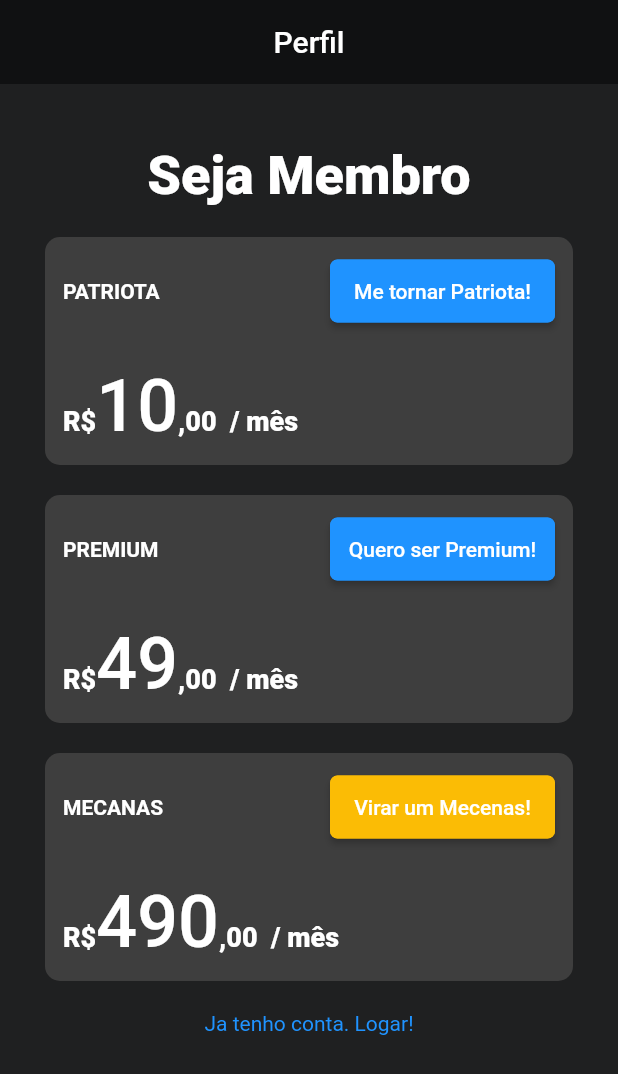
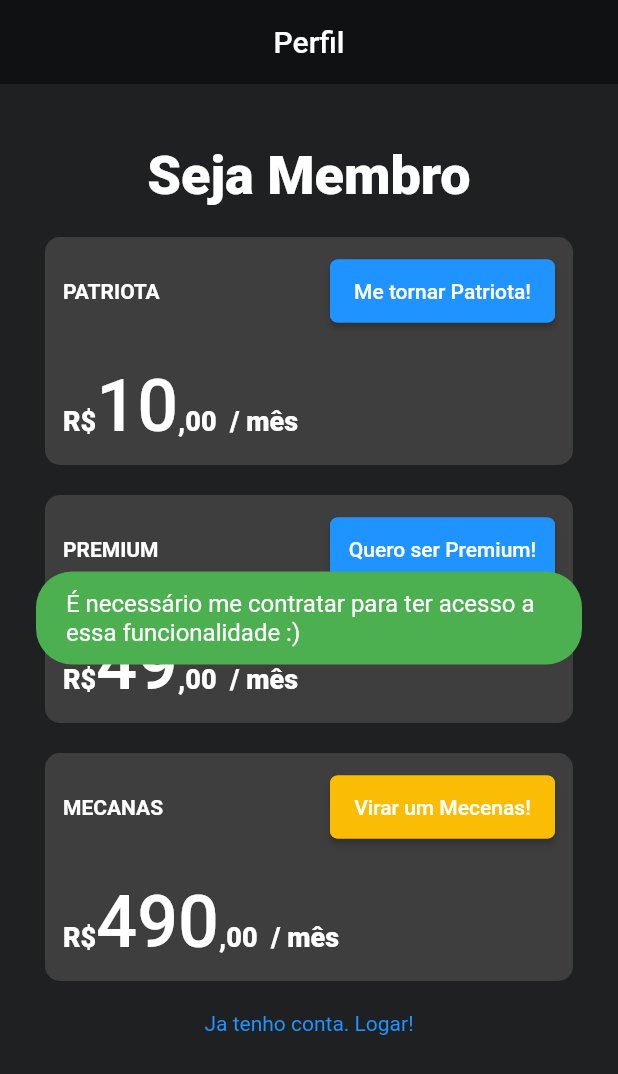
Before and after one commit to muriloe/brasil_paralelo, a Flutter app: the ProfilePage screen opened directly, after a tap on "Me tornar Patriota!", on a phone screen of 412 x 824 dp. Shown: the top 1074 px of the screen. Run offline on Flutter 3.47's test engine with Material 2 defaults, Android fonts, the phone set to English and light mode, and no system bars; our stand-ins replace carousel_slider, dio, flutter_mobx, flutter_modular, fluttertoast, mobx and 2 more; generated files the repository leaves out were written again.

Commit message:
adding toast in profile page

```diff
--- a/lib/app/modules/start/pages/profile/profile_page.dart
+++ b/lib/app/modules/start/pages/profile/profile_page.dart
@@ -1,6 +1,7 @@
 import 'package:brasil_paralelo/app/shared/theme.dart';
 import 'package:flutter/material.dart';
 import 'package:flutter_modular/flutter_modular.dart';
+import 'package:fluttertoast/fluttertoast.dart';
 import 'profile_controller.dart';
 
 class ProfilePage extends StatefulWidget {
@@ -25,6 +26,8 @@ class _ProfilePageState extends ModularState<ProfilePage, ProfileController> {
         title: Text('Perfil'),
       ),
       body: SingleChildScrollView(
+        child: GestureDetector(
+          onTap: () => {},
           child: Column(
             children: <Widget>[
               Padding(padding: EdgeInsets.fromLTRB(0, 20, 0, 20)),
@@ -49,7 +52,19 @@ class _ProfilePageState extends ModularState<ProfilePage, ProfileController> {
             ],
           ),
         ),
+      ),
     );
+  }
+
+  showToast() {
+    Fluttertoast.showToast(
+        msg: 'É necessário me contratar para ter acesso a essa funcionalidade :)',
+        toastLength: Toast.LENGTH_SHORT,
+        gravity: ToastGravity.CENTER,
+        timeInSecForIosWeb: 3,
+        backgroundColor: Colors.green,
+        textColor: Colors.white,
+        fontSize: 16.0);
   }
 
   Widget promoCard(context, String title, String price, Color btnColor, String btnText) {
@@ -77,7 +92,9 @@ class _ProfilePageState extends ModularState<ProfilePage, ProfileController> {
                             shape: RoundedRectangleBorder(borderRadius: BorderRadius.circular(5.0), side: BorderSide(color: btnColor)),
                             padding: EdgeInsets.fromLTRB(0, 13, 0, 13),
                             textColor: Colors.white,
-                            onPressed: () {},
+                            onPressed: () {
+                              showToast();
+                            },
                             child: Text(btnText)),
                       ),
                     )
```
Lines whose indentation alone changed are shown as unchanged.
